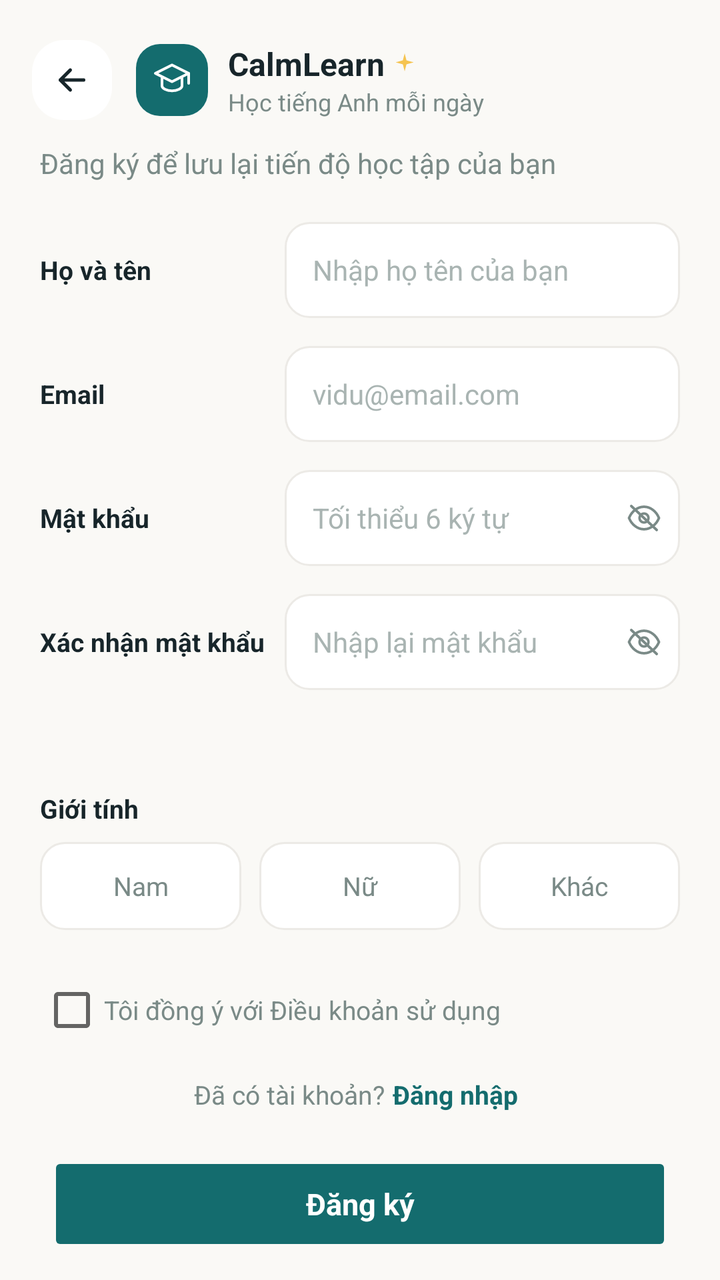
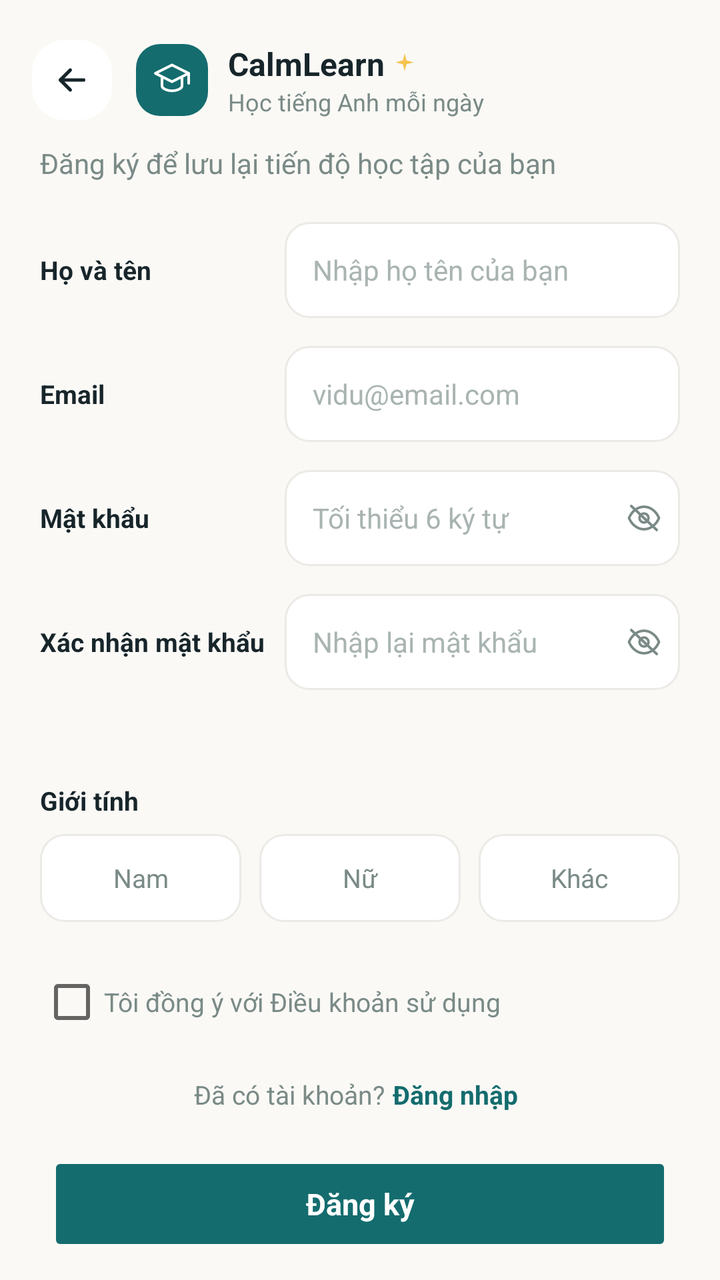

Before-and-after screenshots of an Android layout around one commit, followed by the original layout XML and the change that was made.
<!-- AndroidManifest.xml: application theme Theme.CalmLearn -->
<!-- res/layout/fragment_register.xml -->
<?xml version="1.0" encoding="utf-8"?>
<RelativeLayout xmlns:android="http://schemas.android.com/apk/res/android"
    xmlns:app="http://schemas.android.com/apk/res-auto"
    android:id="@+id/registerRoot"
    android:layout_width="match_parent"
    android:layout_height="match_parent"
    android:background="@color/background">

    
    <LinearLayout
        android:id="@+id/header"
        android:layout_width="match_parent"
        android:layout_height="wrap_content"
        android:layout_alignParentTop="true"
        android:gravity="center_vertical"
        android:orientation="horizontal"
        android:paddingHorizontal="16dp"
        android:paddingTop="20dp"
        android:paddingBottom="12dp">

        <ImageView
            android:id="@+id/btnBack"
            android:layout_width="40dp"
            android:layout_height="40dp"
            android:background="@drawable/bg_card"
            android:clickable="true"
            android:contentDescription="@null"
            android:focusable="true"
            android:padding="10dp"
            android:src="@drawable/ic_arrow_left"
            android:tint="@color/text_primary" />

        <include
            android:id="@+id/brandHeader"
            layout="@layout/view_auth_brand_header"
            android:layout_width="wrap_content"
            android:layout_height="wrap_content"
            android:layout_marginStart="12dp" />
    </LinearLayout>

    
    <FrameLayout
        android:id="@+id/submitContainer"
        android:layout_width="match_parent"
        android:layout_height="wrap_content"
        android:layout_alignParentBottom="true"
        android:layout_marginHorizontal="24dp"
        android:layout_marginTop="12dp"
        android:layout_marginBottom="12dp">

        <Button
            android:id="@+id/btnRegister"
            android:layout_width="match_parent"
            android:layout_height="52dp"
            android:enabled="false"
            android:text="@string/register_btn_submit"
            android:textAllCaps="false"
            android:textColor="@color/white"
            android:textSize="15sp"
            android:textStyle="bold"
            app:backgroundTint="@color/teal_primary"
            app:cornerRadius="26dp"
            app:elevation="0dp" />

        <ProgressBar
            android:id="@+id/progressBar"
            android:layout_width="24dp"
            android:layout_height="24dp"
            android:layout_gravity="center"
            android:indeterminateTint="@color/white"
            android:visibility="gone" />
    </FrameLayout>

    <LinearLayout
        android:id="@+id/loginLinkRow"
        android:layout_width="match_parent"
        android:layout_height="wrap_content"
        android:layout_above="@id/submitContainer"
        android:gravity="center"
        android:orientation="horizontal"
        android:paddingBottom="4dp">

        <TextView
            android:layout_width="wrap_content"
            android:layout_height="wrap_content"
            android:text="@string/register_have_account"
            android:textColor="@color/text_secondary"
            android:textSize="13sp" />

        <TextView
            android:id="@+id/tvGoToLogin"
            android:layout_width="wrap_content"
            android:layout_height="wrap_content"
            android:background="?attr/selectableItemBackground"
            android:clickable="true"
            android:focusable="true"
            android:padding="4dp"
            android:text="@string/register_login_now"
            android:textColor="@color/teal_primary"
            android:textSize="13sp"
            android:textStyle="bold" />
    </LinearLayout>

    
    <androidx.core.widget.NestedScrollView
        android:id="@+id/scrollContent"
        android:layout_width="match_parent"
        android:layout_height="wrap_content"
        android:layout_above="@id/loginLinkRow"
        android:layout_below="@id/header"
        android:clipToPadding="false"
        android:paddingHorizontal="20dp">

        <LinearLayout
            android:layout_width="match_parent"
            android:layout_height="wrap_content"
            android:orientation="vertical"
            android:paddingBottom="12dp">

            <TextView
                android:layout_width="match_parent"
                android:layout_height="wrap_content"
                android:layout_marginBottom="20dp"
                android:text="@string/register_subtitle"
                android:textColor="@color/text_secondary"
                android:textSize="14sp" />

            
            <TableLayout
                android:id="@+id/tableForm"
                android:layout_width="match_parent"
                android:layout_height="wrap_content"
                android:stretchColumns="1">

                <TableRow
                    android:layout_width="match_parent"
                    android:layout_height="wrap_content"
                    android:layout_marginBottom="14dp">

                    <TextView
                        android:layout_width="wrap_content"
                        android:layout_height="wrap_content"
                        android:layout_gravity="center_vertical"
                        android:paddingEnd="10dp"
                        android:text="@string/register_label_fullname"
                        android:textColor="@color/text_primary"
                        android:textSize="13sp"
                        android:textStyle="bold" />

                    <EditText
                        android:id="@+id/etFullName"
                        android:layout_width="match_parent"
                        android:layout_height="48dp"
                        android:background="@drawable/bg_input_field"
                        android:hint="@string/register_hint_fullname"
                        android:imeOptions="actionNext"
                        android:inputType="textPersonName"
                        android:maxLines="1"
                        android:paddingHorizontal="14dp"
                        android:textColor="@color/text_primary"
                        android:textColorHint="@color/text_hint"
                        android:textSize="14sp" />
                </TableRow>

                <TableRow
                    android:layout_width="match_parent"
                    android:layout_height="wrap_content"
                    android:layout_marginBottom="14dp">

                    <TextView
                        android:layout_width="wrap_content"
                        android:layout_height="wrap_content"
                        android:layout_gravity="center_vertical"
                        android:paddingEnd="10dp"
                        android:text="@string/register_label_email"
                        android:textColor="@color/text_primary"
                        android:textSize="13sp"
                        android:textStyle="bold" />

                    <EditText
                        android:id="@+id/etEmail"
                        android:layout_width="match_parent"
                        android:layout_height="48dp"
                        android:background="@drawable/bg_input_field"
                        android:hint="@string/register_hint_email"
                        android:imeOptions="actionNext"
                        android:inputType="textEmailAddress"
                        android:maxLines="1"
                        android:paddingHorizontal="14dp"
                        android:textColor="@color/text_primary"
                        android:textColorHint="@color/text_hint"
                        android:textSize="14sp" />
                </TableRow>

                <TableRow
                    android:layout_width="match_parent"
                    android:layout_height="wrap_content"
                    android:layout_marginBottom="14dp">

                    <TextView
                        android:layout_width="wrap_content"
                        android:layout_height="wrap_content"
                        android:layout_gravity="center_vertical"
                        android:paddingEnd="10dp"
                        android:text="@string/register_label_password"
                        android:textColor="@color/text_primary"
                        android:textSize="13sp"
                        android:textStyle="bold" />

                    <LinearLayout
                        android:layout_width="match_parent"
                        android:layout_height="48dp"
                        android:background="@drawable/bg_input_field"
                        android:gravity="center_vertical"
                        android:orientation="horizontal">

                        <EditText
                            android:id="@+id/etPassword"
                            android:layout_width="0dp"
                            android:layout_height="match_parent"
                            android:layout_weight="1"
                            android:background="@android:color/transparent"
                            android:hint="@string/register_hint_password"
                            android:imeOptions="actionNext"
                            android:inputType="textPassword"
                            android:maxLines="1"
                            android:paddingStart="14dp"
                            android:paddingEnd="4dp"
                            android:textColor="@color/text_primary"
                            android:textColorHint="@color/text_hint"
                            android:textSize="14sp" />

                        <ImageView
                            android:id="@+id/btnTogglePassword"
                            android:layout_width="36dp"
                            android:layout_height="match_parent"
                            android:clickable="true"
                            android:contentDescription="@string/cd_toggle_password"
                            android:focusable="true"
                            android:padding="9dp"
                            android:src="@drawable/ic_eye_off"
                            android:tint="@color/text_secondary" />
                    </LinearLayout>
                </TableRow>

                <TableRow
                    android:layout_width="match_parent"
                    android:layout_height="wrap_content"
                    android:layout_marginBottom="6dp">

                    <TextView
                        android:layout_width="wrap_content"
                        android:layout_height="wrap_content"
                        android:layout_gravity="center_vertical"
                        android:paddingEnd="10dp"
                        android:text="@string/register_label_confirm_password"
                        android:textColor="@color/text_primary"
                        android:textSize="13sp"
                        android:textStyle="bold" />

                    <LinearLayout
                        android:layout_width="match_parent"
                        android:layout_height="48dp"
                        android:background="@drawable/bg_input_field"
                        android:gravity="center_vertical"
                        android:orientation="horizontal">

                        <EditText
                            android:id="@+id/etConfirmPassword"
                            android:layout_width="0dp"
                            android:layout_height="match_parent"
                            android:layout_weight="1"
                            android:background="@android:color/transparent"
                            android:hint="@string/register_hint_confirm_password"
                            android:imeOptions="actionDone"
                            android:inputType="textPassword"
                            android:maxLines="1"
                            android:paddingStart="14dp"
                            android:paddingEnd="4dp"
                            android:textColor="@color/text_primary"
                            android:textColorHint="@color/text_hint"
                            android:textSize="14sp" />

                        <ImageView
                            android:id="@+id/btnToggleConfirmPassword"
                            android:layout_width="36dp"
                            android:layout_height="match_parent"
                            android:clickable="true"
                            android:contentDescription="@string/cd_toggle_password"
                            android:focusable="true"
                            android:padding="9dp"
                            android:src="@drawable/ic_eye_off"
                            android:tint="@color/text_secondary" />
                    </LinearLayout>
                </TableRow>
            </TableLayout>

            <TextView
                android:id="@+id/tvError"
                android:layout_width="match_parent"
                android:layout_height="wrap_content"
                android:layout_marginTop="8dp"
                android:text="@string/register_error_fullname"
                android:textColor="@color/error"
                android:textSize="12sp"
                android:visibility="invisible" />

            <TextView
                android:layout_width="match_parent"
                android:layout_height="wrap_content"
                android:layout_marginTop="20dp"
                android:text="@string/register_label_gender"
                android:textColor="@color/text_primary"
                android:textSize="13sp"
                android:textStyle="bold" />

            
            <RadioGroup
                android:id="@+id/rgGender"
                android:layout_width="match_parent"
                android:layout_height="wrap_content"
                android:layout_marginTop="8dp"
                android:orientation="horizontal"
                android:weightSum="3">

                <RadioButton
                    android:id="@+id/rbMale"
                    android:layout_width="0dp"
                    android:layout_height="44dp"
                    android:layout_marginEnd="6dp"
                    android:layout_weight="1"
                    android:background="@drawable/bg_gender_option_selector"
                    android:button="@null"
                    android:gravity="center"
                    android:text="@string/register_gender_male"
                    android:textColor="@color/gender_option_text_color"
                    android:textSize="13sp" />

                <RadioButton
                    android:id="@+id/rbFemale"
                    android:layout_width="0dp"
                    android:layout_height="44dp"
                    android:layout_marginHorizontal="3dp"
                    android:layout_weight="1"
                    android:background="@drawable/bg_gender_option_selector"
                    android:button="@null"
                    android:gravity="center"
                    android:text="@string/register_gender_female"
                    android:textColor="@color/gender_option_text_color"
                    android:textSize="13sp" />

                <RadioButton
                    android:id="@+id/rbOther"
                    android:layout_width="0dp"
                    android:layout_height="44dp"
                    android:layout_marginStart="6dp"
                    android:layout_weight="1"
                    android:background="@drawable/bg_gender_option_selector"
                    android:button="@null"
                    android:gravity="center"
                    android:text="@string/register_gender_other"
                    android:textColor="@color/gender_option_text_color"
                    android:textSize="13sp" />
            </RadioGroup>

            <CheckBox
                android:id="@+id/cbAgree"
                android:layout_width="match_parent"
                android:layout_height="wrap_content"
                android:layout_marginTop="16dp"
                android:text="@string/register_agree_terms"
                android:textColor="@color/text_secondary"
                android:textSize="13sp" />

        </LinearLayout>
    </androidx.core.widget.NestedScrollView>

</RelativeLayout>
<!-- res/layout/view_auth_brand_header.xml (included above) -->
<?xml version="1.0" encoding="utf-8"?>
<LinearLayout xmlns:android="http://schemas.android.com/apk/res/android"
    android:layout_width="wrap_content"
    android:layout_height="wrap_content"
    android:gravity="center_vertical"
    android:orientation="horizontal">

    <FrameLayout
        android:layout_width="36dp"
        android:layout_height="36dp"
        android:background="@drawable/bg_icon_square_teal">

        <ImageView
            android:layout_width="20dp"
            android:layout_height="20dp"
            android:layout_gravity="center"
            android:contentDescription="@null"
            android:src="@drawable/ic_graduation_cap" />
    </FrameLayout>

    <LinearLayout
        android:layout_width="wrap_content"
        android:layout_height="wrap_content"
        android:layout_marginStart="10dp"
        android:orientation="vertical">

        <LinearLayout
            android:layout_width="wrap_content"
            android:layout_height="wrap_content"
            android:gravity="center_vertical"
            android:orientation="horizontal">

            <TextView
                android:layout_width="wrap_content"
                android:layout_height="wrap_content"
                android:text="@string/app_name"
                android:textColor="@color/text_primary"
                android:textSize="16sp"
                android:textStyle="bold" />

            <ImageView
                android:layout_width="12dp"
                android:layout_height="12dp"
                android:layout_marginStart="4dp"
                android:contentDescription="@null"
                android:src="@drawable/ic_sparkle"
                android:tint="@color/amber" />
        </LinearLayout>

        <TextView
            android:layout_width="wrap_content"
            android:layout_height="wrap_content"
            android:text="@string/auth_brand_tagline"
            android:textColor="@color/text_secondary"
            android:textSize="12sp" />
    </LinearLayout>

</LinearLayout>
<!-- resources referenced by this layout -->
<resources>
  <color name="amber">#F5C451</color>
  <color name="background">#FAF9F6</color>
  <color name="error">#E05A4A</color>
  <color name="teal_primary">#146C6E</color>
  <color name="text_hint">#A9B4B2</color>
  <color name="text_primary">#17252A</color>
  <color name="text_secondary">#7A8A87</color>
  <color name="white">#FFFFFF</color>
  <!-- drawable bg_card (drawable) -->
  <shape xmlns:android="http://schemas.android.com/apk/res/android" android:shape="rectangle">
      <solid android:color="@color/surface"/>
      <corners android:radius="16dp"/>
  </shape>
  <!-- drawable bg_icon_square_teal (drawable) -->
  <shape xmlns:android="http://schemas.android.com/apk/res/android" android:shape="rectangle">
      <solid android:color="@color/teal_primary"/>
      <corners android:radius="12dp"/>
  </shape>
  <!-- drawable bg_input_field (drawable) -->
  <shape xmlns:android="http://schemas.android.com/apk/res/android" android:shape="rectangle">
      <solid android:color="@color/surface"/>
      <stroke android:width="1dp" android:color="@color/divider"/>
      <corners android:radius="12dp"/>
  </shape>
  <!-- drawable ic_sparkle (drawable) -->
  <vector xmlns:android="http://schemas.android.com/apk/res/android"
      android:width="24dp" android:height="24dp" android:viewportWidth="24" android:viewportHeight="24">
      <path android:pathData="M12,2 L13.8,9 L21,11 L13.8,13 L12,20 L10.2,13 L3,11 L10.2,9 Z" android:fillColor="#FF000000"/>
  </vector>
  <string name="app_name">CalmLearn</string>
  <string name="auth_brand_tagline">Học tiếng Anh mỗi ngày</string>
  <string name="cd_toggle_password">Hiện/ẩn mật khẩu</string>
  <string name="register_agree_terms">Tôi đồng ý với Điều khoản sử dụng</string>
  <string name="register_btn_submit">Đăng ký</string>
  <string name="register_error_fullname">Vui lòng nhập họ tên</string>
  <string name="register_gender_female">Nữ</string>
  <string name="register_gender_male">Nam</string>
  <string name="register_gender_other">Khác</string>
  <string name="register_have_account">Đã có tài khoản?</string>
  <string name="register_hint_confirm_password">Nhập lại mật khẩu</string>
  <string name="register_hint_email">vidu@email.com</string>
  <string name="register_hint_fullname">Nhập họ tên của bạn</string>
  <string name="register_hint_password">Tối thiểu 6 ký tự</string>
  <string name="register_label_confirm_password">Xác nhận mật khẩu</string>
  <string name="register_label_email">Email</string>
  <string name="register_label_fullname">Họ và tên</string>
  <string name="register_label_gender">Giới tính</string>
  <string name="register_label_password">Mật khẩu</string>
  <string name="register_login_now">Đăng nhập</string>
  <string name="register_subtitle">Đăng ký để lưu lại tiến độ học tập của bạn</string>
  <color name="surface">#FFFFFF</color>
  <!-- drawable bg_gender_option_selected (drawable) -->
  <shape xmlns:android="http://schemas.android.com/apk/res/android" android:shape="rectangle">
      <solid android:color="@color/teal_light"/>
      <stroke android:width="1.5dp" android:color="@color/teal_primary"/>
      <corners android:radius="12dp"/>
  </shape>
  <!-- drawable bg_gender_option_unselected (drawable) -->
  <shape xmlns:android="http://schemas.android.com/apk/res/android" android:shape="rectangle">
      <solid android:color="@color/surface"/>
      <stroke android:width="1dp" android:color="@color/divider"/>
      <corners android:radius="12dp"/>
  </shape>
  <color name="divider">#ECEAE6</color>
  <color name="teal_dark">#0B5147</color>
  <color name="coral">#F27B64</color>
  <color name="teal_light">#E6F2F2</color>
  <!-- unchanged entries left out for length: 5 -->
</resources>

<!-- the commit's change to res/layout/fragment_register.xml (unified diff, before → after) -->
@@ -134,8 +134,7 @@
 
                 <TableRow
                     android:layout_width="match_parent"
-                    android:layout_height="wrap_content"
-                    android:layout_marginBottom="14dp">
+                    android:layout_height="wrap_content">
 
                     <TextView
                         android:layout_width="wrap_content"
@@ -168,6 +167,22 @@
                     android:layout_marginBottom="14dp">
 
                     <TextView
+                        android:id="@+id/tvFullNameError"
+                        android:layout_span="2"
+                        android:layout_width="wrap_content"
+                        android:layout_height="wrap_content"
+                        android:layout_marginTop="4dp"
+                        android:text="@string/register_error_fullname"
+                        android:textColor="@color/error"
+                        android:textSize="12sp"
+                        android:visibility="gone" />
+                </TableRow>
+
+                <TableRow
+                    android:layout_width="match_parent"
+                    android:layout_height="wrap_content">
+
+                    <TextView
                         android:layout_width="wrap_content"
                         android:layout_height="wrap_content"
                         android:layout_gravity="center_vertical"
@@ -198,6 +213,22 @@
                     android:layout_marginBottom="14dp">
 
                     <TextView
+                        android:id="@+id/tvEmailError"
+                        android:layout_span="2"
+                        android:layout_width="wrap_content"
+                        android:layout_height="wrap_content"
+                        android:layout_marginTop="4dp"
+                        android:text="@string/register_error_email"
+                        android:textColor="@color/error"
+                        android:textSize="12sp"
+                        android:visibility="gone" />
+                </TableRow>
+
+                <TableRow
+                    android:layout_width="match_parent"
+                    android:layout_height="wrap_content">
+
+                    <TextView
                         android:layout_width="wrap_content"
                         android:layout_height="wrap_content"
                         android:layout_gravity="center_vertical"
@@ -226,6 +257,7 @@
                             android:maxLines="1"
                             android:paddingStart="14dp"
                             android:paddingEnd="4dp"
+                            android:saveEnabled="false"
                             android:textColor="@color/text_primary"
                             android:textColorHint="@color/text_hint"
                             android:textSize="14sp" />
@@ -246,7 +278,23 @@
                 <TableRow
                     android:layout_width="match_parent"
                     android:layout_height="wrap_content"
-                    android:layout_marginBottom="6dp">
+                    android:layout_marginBottom="14dp">
+
+                    <TextView
+                        android:id="@+id/tvPasswordError"
+                        android:layout_span="2"
+                        android:layout_width="wrap_content"
+                        android:layout_height="wrap_content"
+                        android:layout_marginTop="4dp"
+                        android:text="@string/register_error_password"
+                        android:textColor="@color/error"
+                        android:textSize="12sp"
+                        android:visibility="gone" />
+                </TableRow>
+
+                <TableRow
+                    android:layout_width="match_parent"
+                    android:layout_height="wrap_content">
 
                     <TextView
                         android:layout_width="wrap_content"
@@ -277,6 +325,7 @@
                             android:maxLines="1"
                             android:paddingStart="14dp"
                             android:paddingEnd="4dp"
+                            android:saveEnabled="false"
                             android:textColor="@color/text_primary"
                             android:textColorHint="@color/text_hint"
                             android:textSize="14sp" />
@@ -293,13 +342,31 @@
                             android:tint="@color/text_secondary" />
                     </LinearLayout>
                 </TableRow>
+
+                <TableRow
+                    android:layout_width="match_parent"
+                    android:layout_height="wrap_content"
+                    android:layout_marginBottom="6dp">
+
+                    <TextView
+                        android:id="@+id/tvConfirmPasswordError"
+                        android:layout_span="2"
+                        android:layout_width="wrap_content"
+                        android:layout_height="wrap_content"
+                        android:layout_marginTop="4dp"
+                        android:text="@string/register_error_confirm_password"
+                        android:textColor="@color/error"
+                        android:textSize="12sp"
+                        android:visibility="gone" />
+                </TableRow>
             </TableLayout>
 
+            
             <TextView
                 android:id="@+id/tvError"
                 android:layout_width="match_parent"
                 android:layout_height="wrap_content"
-                android:layout_marginTop="8dp"
+                android:layout_marginTop="4dp"
                 android:text="@string/register_error_fullname"
                 android:textColor="@color/error"
                 android:textSize="12sp"
@@ -363,6 +430,16 @@
                     android:textSize="13sp" />
             </RadioGroup>
 
+            <TextView
+                android:id="@+id/tvGenderError"
+                android:layout_width="match_parent"
+                android:layout_height="wrap_content"
+                android:layout_marginTop="4dp"
+                android:text="@string/register_error_gender"
+                android:textColor="@color/error"
+                android:textSize="12sp"
+                android:visibility="gone" />
+
             <CheckBox
                 android:id="@+id/cbAgree"
                 android:layout_width="match_parent"
@@ -371,6 +448,16 @@
                 android:text="@string/register_agree_terms"
                 android:textColor="@color/text_secondary"
                 android:textSize="13sp" />
+
+            <TextView
+                android:id="@+id/tvTermsError"
+                android:layout_width="match_parent"
+                android:layout_height="wrap_content"
+                android:layout_marginTop="4dp"
+                android:text="@string/register_error_terms"
+                android:textColor="@color/error"
+                android:textSize="12sp"
+                android:visibility="gone" />
 
         </LinearLayout>
     </androidx.core.widget.NestedScrollView>
<!-- resource entries referenced after the edit -->
@@ -34,7 +34,12 @@
   <string name="cd_toggle_password">Hiện/ẩn mật khẩu</string>
   <string name="register_agree_terms">Tôi đồng ý với Điều khoản sử dụng</string>
   <string name="register_btn_submit">Đăng ký</string>
+  <string name="register_error_confirm_password">Mật khẩu xác nhận không khớp</string>
+  <string name="register_error_email">Email không hợp lệ</string>
   <string name="register_error_fullname">Vui lòng nhập họ tên</string>
+  <string name="register_error_gender">Vui lòng chọn giới tính</string>
+  <string name="register_error_password">Mật khẩu phải có ít nhất 6 ký tự</string>
+  <string name="register_error_terms">Bạn cần đồng ý điều khoản để tiếp tục</string>
   <string name="register_gender_female">Nữ</string>
   <string name="register_gender_male">Nam</string>
   <string name="register_gender_other">Khác</string>
